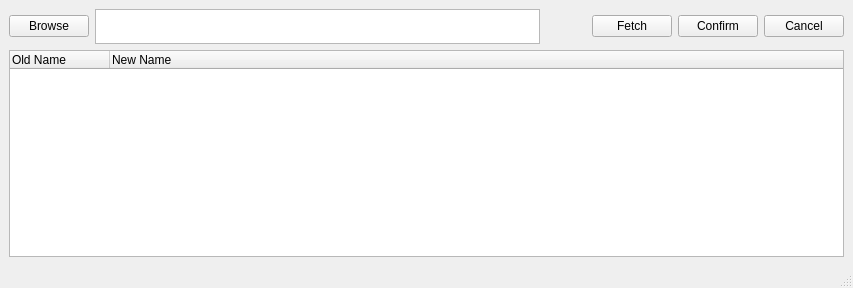
Before: the Qt Designer form toktokkie/modules/beta/renamer.ui in namboy94/toktokkie, drawn with Qt 5.
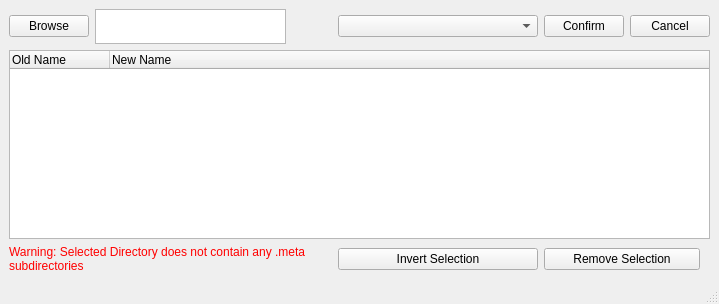
After: the same form once the commit is applied.

```diff
--- a/toktokkie/modules/beta/renamer.ui
+++ b/toktokkie/modules/beta/renamer.ui
@@ -6,8 +6,8 @@
    <rect>
     <x>0</x>
     <y>0</y>
-    <width>853</width>
-    <height>288</height>
+    <width>704</width>
+    <height>304</height>
    </rect>
   </property>
   <property name="windowTitle">
@@ -45,13 +45,6 @@
       </property>
      </widget>
     </item>
-    <item row="0" column="3">
-     <widget class="QPushButton" name="fetch_button">
-      <property name="text">
-       <string>Fetch</string>
-      </property>
-     </widget>
-    </item>
     <item row="0" column="2">
      <spacer name="horizontalSpacer">
       <property name="orientation">
@@ -95,6 +88,52 @@
       </column>
      </widget>
     </item>
+    <item row="2" column="4" colspan="2">
+     <widget class="QPushButton" name="selection_remover">
+      <property name="maximumSize">
+       <size>
+        <width>156</width>
+        <height>16777215</height>
+       </size>
+      </property>
+      <property name="text">
+       <string>Remove Selection</string>
+      </property>
+     </widget>
+    </item>
+    <item row="0" column="3">
+     <widget class="QComboBox" name="scheme_selector">
+      <property name="minimumSize">
+       <size>
+        <width>200</width>
+        <height>0</height>
+       </size>
+      </property>
+     </widget>
+    </item>
+    <item row="2" column="3">
+     <widget class="QPushButton" name="selection_inverter">
+      <property name="text">
+       <string>Invert Selection</string>
+      </property>
+     </widget>
+    </item>
+    <item row="2" column="0" colspan="3">
+     <widget class="QLabel" name="meta_warning">
+      <property name="maximumSize">
+       <size>
+        <width>16777215</width>
+        <height>16777215</height>
+       </size>
+      </property>
+      <property name="text">
+       <string>&lt;html&gt;&lt;head/&gt;&lt;body&gt;&lt;p&gt;&lt;span style=&quot; color:#ff0000;&quot;&gt;Warning: Selected Directory does not contain any .meta subdirectories&lt;/span&gt;&lt;/p&gt;&lt;/body&gt;&lt;/html&gt;</string>
+      </property>
+      <property name="wordWrap">
+       <bool>true</bool>
+      </property>
+     </widget>
+    </item>
    </layout>
   </widget>
   <widget class="QStatusBar" name="statusbar"/>
```
